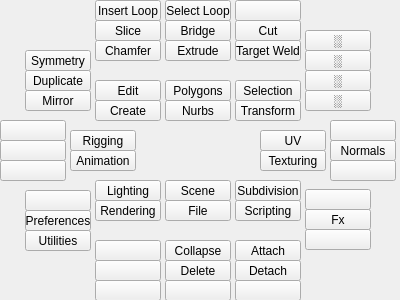
Above: tk_ui/main.ui from m3trik/Scripts_portable before the change. Below: the same form after it.
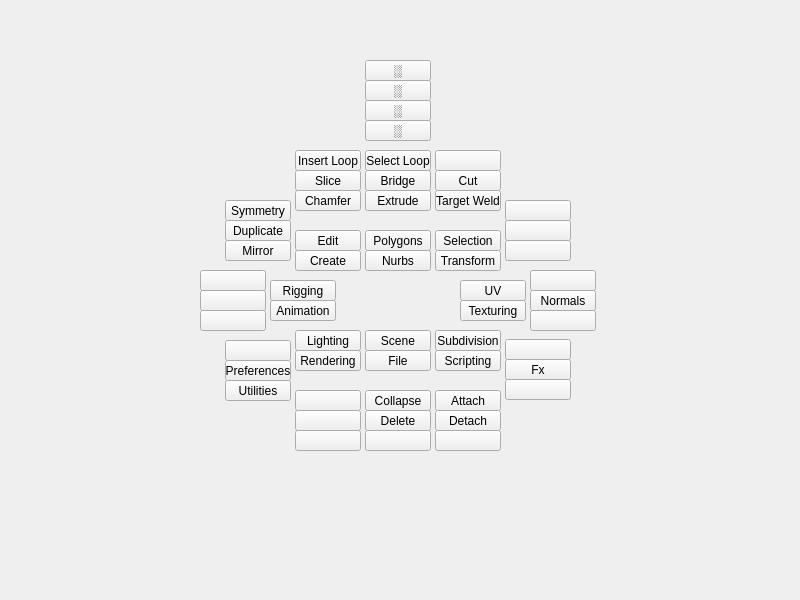
That is the form after the change.

Diff of the .ui file:
```diff
--- a/tk_ui/main.ui
+++ b/tk_ui/main.ui
@@ -9,8 +9,8 @@
    <rect>
     <x>0</x>
     <y>0</y>
-    <width>400</width>
-    <height>300</height>
+    <width>800</width>
+    <height>600</height>
    </rect>
   </property>
   <property name="sizePolicy">
@@ -27,8 +27,8 @@
   </property>
   <property name="maximumSize">
    <size>
-    <width>1000</width>
-    <height>850</height>
+    <width>800</width>
+    <height>600</height>
    </size>
   </property>
   <property name="cursor">
@@ -59,8 +59,8 @@
    <widget class="QPushButton" name="i015">
     <property name="geometry">
      <rect>
-      <x>95</x>
-      <y>200</y>
+      <x>295</x>
+      <y>350</y>
       <width>66</width>
       <height>21</height>
      </rect>
@@ -87,8 +87,8 @@
    <widget class="QPushButton" name="i016">
     <property name="geometry">
      <rect>
-      <x>70</x>
-      <y>130</y>
+      <x>270</x>
+      <y>280</y>
       <width>66</width>
       <height>21</height>
      </rect>
@@ -115,8 +115,8 @@
    <widget class="QPushButton" name="i013">
     <property name="geometry">
      <rect>
-      <x>70</x>
-      <y>150</y>
+      <x>270</x>
+      <y>300</y>
       <width>66</width>
       <height>21</height>
      </rect>
@@ -143,8 +143,8 @@
    <widget class="QPushButton" name="i003">
     <property name="geometry">
      <rect>
-      <x>165</x>
-      <y>180</y>
+      <x>365</x>
+      <y>330</y>
       <width>66</width>
       <height>21</height>
      </rect>
@@ -171,8 +171,8 @@
    <widget class="QPushButton" name="i014">
     <property name="geometry">
      <rect>
-      <x>95</x>
-      <y>180</y>
+      <x>295</x>
+      <y>330</y>
       <width>66</width>
       <height>21</height>
      </rect>
@@ -199,8 +199,8 @@
    <widget class="QPushButton" name="i018">
     <property name="geometry">
      <rect>
-      <x>260</x>
-      <y>130</y>
+      <x>460</x>
+      <y>280</y>
       <width>66</width>
       <height>21</height>
      </rect>
@@ -227,8 +227,8 @@
    <widget class="QPushButton" name="i012">
     <property name="geometry">
      <rect>
-      <x>260</x>
-      <y>150</y>
+      <x>460</x>
+      <y>300</y>
       <width>66</width>
       <height>21</height>
      </rect>
@@ -255,8 +255,8 @@
    <widget class="QPushButton" name="i004">
     <property name="geometry">
      <rect>
-      <x>235</x>
-      <y>180</y>
+      <x>435</x>
+      <y>330</y>
       <width>66</width>
       <height>21</height>
      </rect>
@@ -283,8 +283,8 @@
    <widget class="QPushButton" name="i006">
     <property name="geometry">
      <rect>
-      <x>95</x>
-      <y>100</y>
+      <x>295</x>
+      <y>250</y>
       <width>66</width>
       <height>21</height>
      </rect>
@@ -311,8 +311,8 @@
    <widget class="QPushButton" name="i007">
     <property name="geometry">
      <rect>
-      <x>95</x>
-      <y>80</y>
+      <x>295</x>
+      <y>230</y>
       <width>66</width>
       <height>21</height>
      </rect>
@@ -339,8 +339,8 @@
    <widget class="QPushButton" name="i011">
     <property name="geometry">
      <rect>
-      <x>165</x>
-      <y>100</y>
+      <x>365</x>
+      <y>250</y>
       <width>66</width>
       <height>21</height>
      </rect>
@@ -367,8 +367,8 @@
    <widget class="QPushButton" name="i010">
     <property name="geometry">
      <rect>
-      <x>165</x>
-      <y>80</y>
+      <x>365</x>
+      <y>230</y>
       <width>66</width>
       <height>21</height>
      </rect>
@@ -395,8 +395,8 @@
    <widget class="QPushButton" name="i008">
     <property name="geometry">
      <rect>
-      <x>235</x>
-      <y>100</y>
+      <x>435</x>
+      <y>250</y>
       <width>66</width>
       <height>21</height>
      </rect>
@@ -423,8 +423,8 @@
    <widget class="QPushButton" name="i009">
     <property name="geometry">
      <rect>
-      <x>235</x>
-      <y>80</y>
+      <x>435</x>
+      <y>230</y>
       <width>66</width>
       <height>21</height>
      </rect>
@@ -451,8 +451,8 @@
    <widget class="QWidget" name="r001" native="true">
     <property name="geometry">
      <rect>
-      <x>95</x>
-      <y>240</y>
+      <x>295</x>
+      <y>390</y>
       <width>206</width>
       <height>61</height>
      </rect>
@@ -713,17 +713,17 @@
    <widget class="QWidget" name="r005" native="true">
     <property name="geometry">
      <rect>
-      <x>300</x>
-      <y>0</y>
-      <width>101</width>
-      <height>111</height>
+      <x>295</x>
+      <y>60</y>
+      <width>206</width>
+      <height>81</height>
      </rect>
     </property>
     <widget class="QPushButton" name="v027">
      <property name="geometry">
       <rect>
-       <x>5</x>
-       <y>50</y>
+       <x>70</x>
+       <y>20</y>
        <width>66</width>
        <height>21</height>
       </rect>
@@ -750,8 +750,8 @@
     <widget class="QPushButton" name="v025">
      <property name="geometry">
       <rect>
-       <x>5</x>
-       <y>90</y>
+       <x>70</x>
+       <y>60</y>
        <width>66</width>
        <height>21</height>
       </rect>
@@ -778,8 +778,8 @@
     <widget class="QPushButton" name="v026">
      <property name="geometry">
       <rect>
-       <x>5</x>
-       <y>70</y>
+       <x>70</x>
+       <y>40</y>
        <width>66</width>
        <height>21</height>
       </rect>
@@ -806,8 +806,8 @@
     <widget class="QPushButton" name="v028">
      <property name="geometry">
       <rect>
-       <x>5</x>
-       <y>30</y>
+       <x>70</x>
+       <y>0</y>
        <width>66</width>
        <height>21</height>
       </rect>
@@ -835,8 +835,8 @@
    <widget class="QWidget" name="r004" native="true">
     <property name="geometry">
      <rect>
-      <x>0</x>
-      <y>30</y>
+      <x>200</x>
+      <y>180</y>
       <width>96</width>
       <height>81</height>
      </rect>
@@ -935,8 +935,8 @@
    <widget class="QWidget" name="r006" native="true">
     <property name="geometry">
      <rect>
-      <x>0</x>
-      <y>190</y>
+      <x>200</x>
+      <y>340</y>
       <width>96</width>
       <height>81</height>
      </rect>
@@ -1032,8 +1032,8 @@
    <widget class="QWidget" name="r007" native="true">
     <property name="geometry">
      <rect>
-      <x>300</x>
-      <y>189</y>
+      <x>500</x>
+      <y>339</y>
       <width>101</width>
       <height>81</height>
      </rect>
@@ -1123,8 +1123,8 @@
    <widget class="QWidget" name="r002" native="true">
     <property name="geometry">
      <rect>
-      <x>-5</x>
-      <y>110</y>
+      <x>195</x>
+      <y>260</y>
       <width>76</width>
       <height>81</height>
      </rect>
@@ -1208,8 +1208,8 @@
    <widget class="QWidget" name="r003" native="true">
     <property name="geometry">
      <rect>
-      <x>325</x>
-      <y>110</y>
+      <x>525</x>
+      <y>260</y>
       <width>76</width>
       <height>81</height>
      </rect>
@@ -1302,8 +1302,8 @@
    <widget class="QWidget" name="r000" native="true">
     <property name="geometry">
      <rect>
-      <x>95</x>
-      <y>0</y>
+      <x>295</x>
+      <y>150</y>
       <width>206</width>
       <height>61</height>
      </rect>
@@ -1564,8 +1564,8 @@
    <widget class="QPushButton" name="i017">
     <property name="geometry">
      <rect>
-      <x>165</x>
-      <y>200</y>
+      <x>365</x>
+      <y>350</y>
       <width>66</width>
       <height>21</height>
      </rect>
@@ -1595,8 +1595,8 @@
    <widget class="QPushButton" name="i023">
     <property name="geometry">
      <rect>
-      <x>235</x>
-      <y>200</y>
+      <x>435</x>
+      <y>350</y>
       <width>66</width>
       <height>21</height>
      </rect>
@@ -1620,6 +1620,97 @@
      <string>Scripting</string>
     </property>
    </widget>
+   <widget class="QWidget" name="r008" native="true">
+    <property name="geometry">
+     <rect>
+      <x>500</x>
+      <y>180</y>
+      <width>101</width>
+      <height>81</height>
+     </rect>
+    </property>
+    <widget class="QPushButton" name="v029">
+     <property name="geometry">
+      <rect>
+       <x>5</x>
+       <y>20</y>
+       <width>66</width>
+       <height>21</height>
+      </rect>
+     </property>
+     <property name="minimumSize">
+      <size>
+       <width>0</width>
+       <height>21</height>
+      </size>
+     </property>
+     <property name="maximumSize">
+      <size>
+       <width>16777215</width>
+       <height>21</height>
+      </size>
+     </property>
+     <property name="toolTip">
+      <string/>
+     </property>
+    </widget>
+    <widget class="QPushButton" name="v031">
+     <property name="geometry">
+      <rect>
+       <x>5</x>
+       <y>40</y>
+       <width>66</width>
+       <height>21</height>
+      </rect>
+     </property>
+     <property name="minimumSize">
+      <size>
+       <width>0</width>
+       <height>21</height>
+      </size>
+     </property>
+     <property name="maximumSize">
+      <size>
+       <width>16777215</width>
+       <height>21</height>
+      </size>
+     </property>
+     <property name="toolTip">
+      <string/>
+     </property>
+     <property name="text">
+      <string/>
+     </property>
+    </widget>
+    <widget class="QPushButton" name="v032">
+     <property name="geometry">
+      <rect>
+       <x>5</x>
+       <y>60</y>
+       <width>66</width>
+       <height>21</height>
+      </rect>
+     </property>
+     <property name="minimumSize">
+      <size>
+       <width>0</width>
+       <height>21</height>
+      </size>
+     </property>
+     <property name="maximumSize">
+      <size>
+       <width>16777215</width>
+       <height>21</height>
+      </size>
+     </property>
+     <property name="whatsThis">
+      <string>fx</string>
+     </property>
+     <property name="text">
+      <string/>
+     </property>
+    </widget>
+   </widget>
    <zorder>r000</zorder>
    <zorder>r006</zorder>
    <zorder>r007</zorder>
```
Left out of the diff: 1 changed line with no effect on the pictures.
